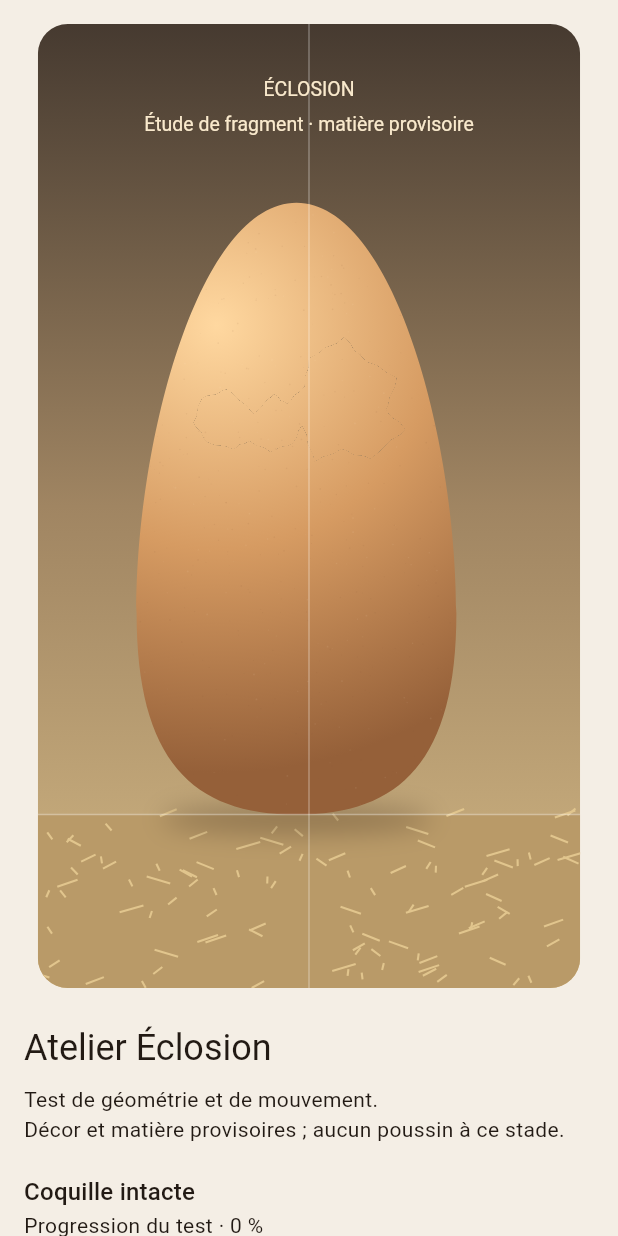
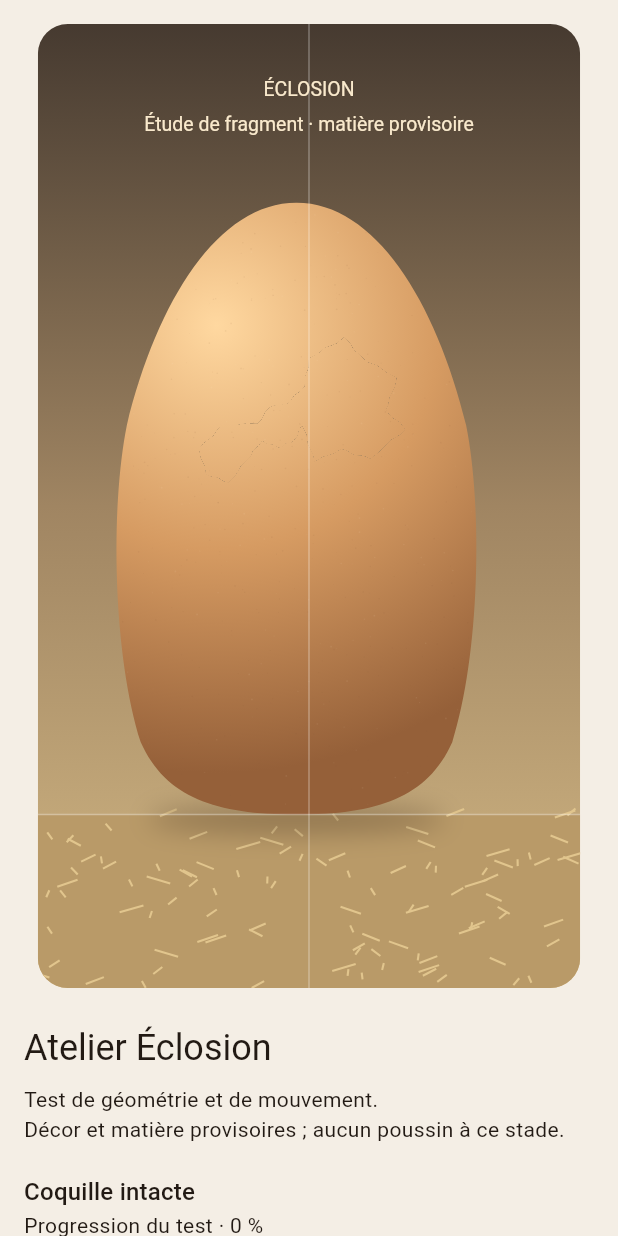
Before and after one commit to yoshimoot/Eclosion, a Flutter app: the screen it shows after launch, on a phone screen of 412 x 824 dp. Run offline on Flutter 3.47's test engine with Material 3 defaults, Android fonts, the phone set to English and light mode, and no system bars.

Commit message:
Match egg profile and stagger fragment cluster geometry

```diff
--- a/egg_timer/lib/lab/fragment_scene.dart
+++ b/egg_timer/lib/lab/fragment_scene.dart
@@ -5,6 +5,10 @@ import 'package:flutter/material.dart';
 
 import 'fragment_surface_probe.dart';
 export 'fragment_surface_probe.dart' show FragmentSurfaceColors;
+
+const double _eggHalfWidth = 128;
+const double _eggHalfHeight = 220;
+const double _eggDepth = 65;
 
 // Boolean operations produce non-overlapping contours, potentially with holes.
 // CanvasKit can reset Skia's even-odd result to the FIRST operand's winding
@@ -360,7 +364,9 @@ class _MaterialMesh {
     double thickness,
     bool identify,
   ) => _cavityMeshes.putIfAbsent((thickness, identify), () {
-    final rx = 115 - thickness, ry = 220 - thickness, rz = 65 - thickness;
+    final rx = _eggHalfWidth - thickness,
+        ry = _eggHalfHeight - thickness,
+        rz = _eggDepth - thickness;
 
     // Build one GLOBAL inner-wall mesh for the egg. It is completely
     // independent of fragment geometry: openings only clip/reveal it.
@@ -1076,23 +1082,24 @@ class FragmentScene extends CustomPainter {
       start: .625,
       peak: .652,
       end: .682,
-      startPoint: Offset(-18, -60),
-      peakPoint: Offset(-31, -55),
-      endPoint: Offset(-38, -56),
+      startPoint: Offset(-10, -64),
+      peakPoint: Offset(-17, -56),
+      endPoint: Offset(-24, -52),
       startRadius: 28,
       peakRadius: 36,
       endRadius: 42,
       strength: .9,
     ),
-    // The head/body then bears more broadly on the weakened cluster. This
-    // overlaps the first effort and can load fragments 2 and 3 together.
+    // The head/body support then widens diagonally down-left across the already
+    // weakened shell. The pressure path now follows the cluster rather than
+    // placing fragments 1, 2 and 3 on a horizontal visual row.
     _ChickContactEpisode(
       start: .655,
       peak: .692,
       end: .735,
-      startPoint: Offset(-31, -56),
-      peakPoint: Offset(-44, -56),
-      endPoint: Offset(-50, -58),
+      startPoint: Offset(-22, -52),
+      peakPoint: Offset(-38, -44),
+      endPoint: Offset(-50, -38),
       startRadius: 45,
       peakRadius: 70,
       endRadius: 80,
@@ -1119,8 +1126,8 @@ class FragmentScene extends CustomPainter {
     return List.generate(
       520,
       (_) => Offset(
-        -115 + 230 * random.nextDouble(),
-        -220 + 440 * random.nextDouble(),
+        -_eggHalfWidth + 2 * _eggHalfWidth * random.nextDouble(),
+        -_eggHalfHeight + 2 * _eggHalfHeight * random.nextDouble(),
       ),
     );
   }
@@ -1128,18 +1135,23 @@ class FragmentScene extends CustomPainter {
   static _V _surface(Offset p) => _V(
     p.dx,
     p.dy,
-    65 *
+    _eggDepth *
         math.sqrt(
-          math.max(0, 1 - math.pow(p.dx / 115, 2) - math.pow(p.dy / 220, 2)),
+          math.max(
+            0,
+            1 -
+                math.pow(p.dx / _eggHalfWidth, 2) -
+                math.pow(p.dy / _eggHalfHeight, 2),
+          ),
         ),
   );
 
   static _V _surfaceNormal(Offset p) {
     final surface = _surface(p);
     final normal = _V(
-      surface.x / (115 * 115),
-      surface.y / (220 * 220),
-      surface.z / (65 * 65),
+      surface.x / (_eggHalfWidth * _eggHalfWidth),
+      surface.y / (_eggHalfHeight * _eggHalfHeight),
+      surface.z / (_eggDepth * _eggDepth),
     );
     final length = math.sqrt(
       normal.x * normal.x + normal.y * normal.y + normal.z * normal.z,
@@ -1163,15 +1175,14 @@ class FragmentScene extends CustomPainter {
   static final _neighborBoundary = <Offset>[
     _boundary[10],
     _boundary[9],
-    // Compact satellite plate immediately beside the primary opening. Its
-    // narrow right side sits in the first head/neck contact zone; the broader
-    // left side carries the load toward the next plate instead of reading as
-    // an isolated decorative hole.
-    const Offset(-3, -47),
-    const Offset(-19, -41),
-    const Offset(-34, -49),
-    const Offset(-31, -68),
-    const Offset(-16, -82),
+    // Fragment 2 is intentionally the smallest plate: a compact satellite
+    // formed immediately beside the primary opening by the first head/neck
+    // pressure. Its lower-left edge becomes the literal shared seam with F3.
+    const Offset(-2, -49),
+    const Offset(-13, -44),
+    const Offset(-25, -49),
+    const Offset(-28, -61),
+    const Offset(-19, -73),
   ];
 
   static const _neighborSteps = <List<Offset>>[
@@ -1252,7 +1263,7 @@ class FragmentScene extends CustomPainter {
       2,
       1.05,
       1.08,
-      Offset(-8, -31),
+      Offset(5, -42),
       damageStart: .45,
       damageEnd: .75,
     ),
@@ -1261,7 +1272,7 @@ class FragmentScene extends CustomPainter {
       4,
       1.10,
       1.13,
-      Offset(-49, -45),
+      Offset(-38, -43),
       damageStart: .55,
       damageEnd: .85,
     ),
@@ -1269,7 +1280,7 @@ class FragmentScene extends CustomPainter {
       6,
       1.15,
       1.18,
-      Offset(-27, -87),
+      Offset(-25, -84),
       damageStart: .35,
       damageEnd: .60,
     ),
@@ -1282,14 +1293,14 @@ class FragmentScene extends CustomPainter {
   static final _thirdBoundary = <Offset>[
     _neighborBoundary[5],
     _neighborBoundary[4],
-    // Secondary plate follows the widening head/body support to the left and
-    // slightly downward. The shared seam with fragment 2 remains literal, so
-    // all three plates still read as one pressure-driven fracture cluster.
-    const Offset(-46, -43),
-    const Offset(-64, -48),
-    const Offset(-74, -62),
-    const Offset(-68, -79),
-    const Offset(-49, -86),
+    // Fragment 3 is a broader secondary plate, visibly different from F2.
+    // It continues the same break diagonally down-left instead of repeating a
+    // second compact polygon on the same horizontal line.
+    const Offset(-35, -36),
+    const Offset(-49, -19),
+    const Offset(-65, -25),
+    const Offset(-70, -43),
+    const Offset(-53, -60),
   ];
 
   static const _thirdSteps = <List<Offset>>[
@@ -1365,7 +1376,7 @@ class FragmentScene extends CustomPainter {
       2,
       1.05,
       1.08,
-      Offset(-58, -27),
+      Offset(-38, -22),
       damageStart: .55,
       damageEnd: .85,
     ),
@@ -1376,7 +1387,7 @@ class FragmentScene extends CustomPainter {
       4,
       1.10,
       1.13,
-      Offset(-89, -57),
+      Offset(-82, -18),
       damageStart: .40,
       damageEnd: .58,
     ),
@@ -1384,7 +1395,7 @@ class FragmentScene extends CustomPainter {
       6,
       1.15,
       1.18,
-      Offset(-53, -87),
+      Offset(-62, -72),
       damageStart: .45,
       damageEnd: .70,
     ),
@@ -1473,7 +1484,7 @@ class FragmentScene extends CustomPainter {
     liftPushes: const [],
     attachments: _neighborAttachments,
     materialBoundary: _neighborMaterialBoundary,
-    centerOnShell: const Offset(-17, -60),
+    centerOnShell: const Offset(-13, -59),
     // Keep the detached neighbour on a broad face. The previous landing
     // orientation projected it almost edge-on and made the same plate look like
     // a thin sliver despite unchanged geometry.
@@ -1494,7 +1505,7 @@ class FragmentScene extends CustomPainter {
     liftPushes: const [],
     attachments: _thirdAttachments,
     materialBoundary: _thirdMaterialBoundary,
-    centerOnShell: const Offset(-52, -64),
+    centerOnShell: const Offset(-49, -39),
     // Keep the same broad-face fallback used by the neighbour; no special
     // occlusion or shape correction is introduced for this third plate.
     impactPitch: .25,
@@ -2087,7 +2098,7 @@ class FragmentScene extends CustomPainter {
       canvas.drawOval(
         Rect.fromCenter(
           center: Offset(origin.dx, base + 3),
-          width: 195,
+          width: 214,
           height: 22,
         ),
         Paint()
@@ -2116,11 +2127,15 @@ class FragmentScene extends CustomPainter {
     canvas.rotate(wobble);
     canvas.translate(0, -220);
     final egg = Path()
-      ..moveTo(0, -220)
-      ..cubicTo(69, -220, 115, -52, 115, 75)
-      ..cubicTo(115, 181, 75, 220, 0, 220)
-      ..cubicTo(-75, 220, -115, 181, -115, 75)
-      ..cubicTo(-115, -52, -69, -220, 0, -220)
+      ..moveTo(0, -_eggHalfHeight)
+      // Reference-like egg profile: softer crown, fuller middle/lower body,
+      // rounded base. Height and floor contact stay unchanged.
+      ..cubicTo(56, -220, 100, -150, 122, -60)
+      ..cubicTo(134, 0, 132, 105, 112, 168)
+      ..cubicTo(94, 208, 58, 220, 0, 220)
+      ..cubicTo(-58, 220, -94, 208, -112, 168)
+      ..cubicTo(-132, 105, -134, 0, -122, -60)
+      ..cubicTo(-100, -150, -56, -220, 0, -_eggHalfHeight)
       ..close();
     // Build all fragment frames first. Even with a single validated fragment
     // active today, shell ownership and openings are now aggregated from a
```
